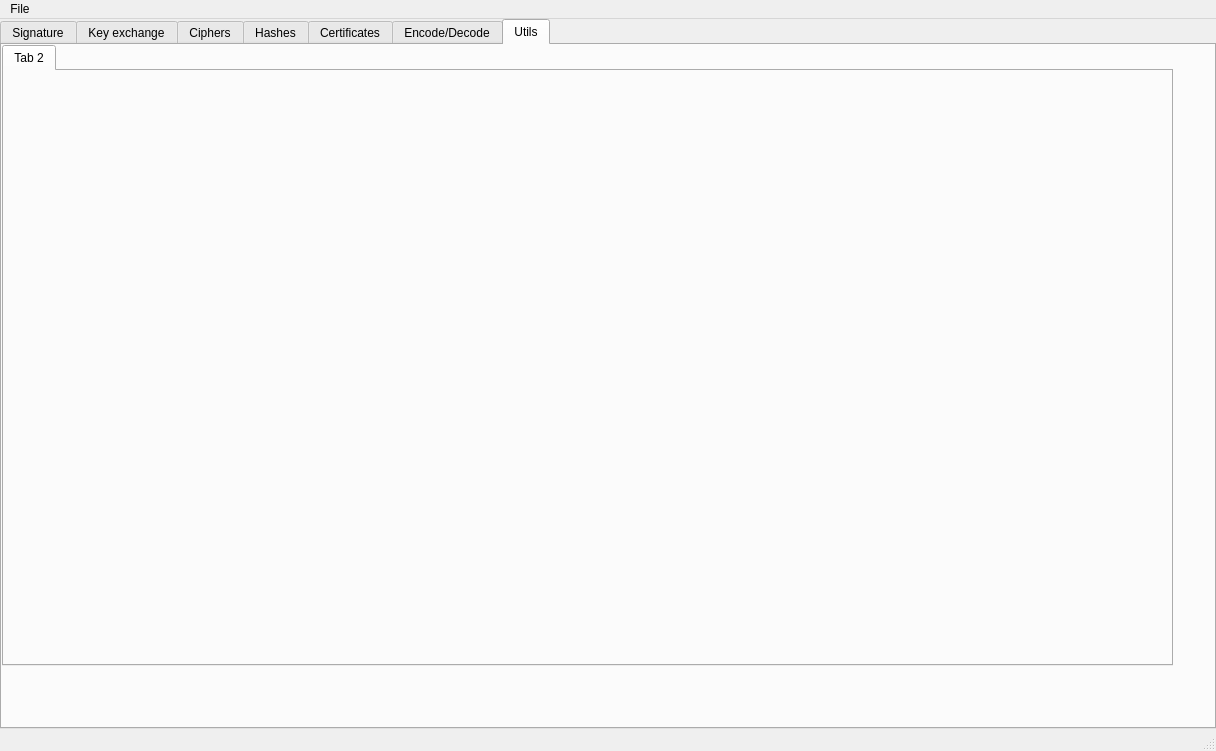
This is ui/mainwindow.ui in caffedrine/CryptoPocketKnife as Qt 5 draws it before an edit. The edited form follows.
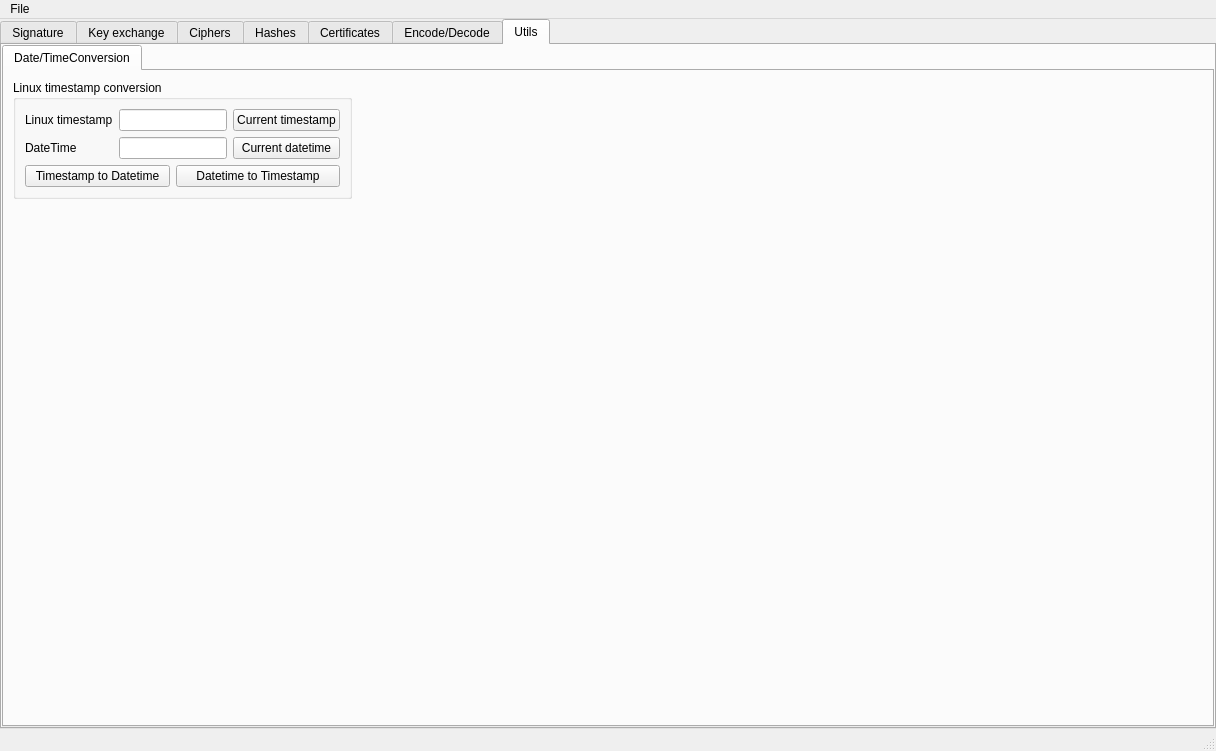
This is the edited form. The open tabs and pages were chosen to show the change. Icons and pictures are not drawn. Custom widgets are drawn as their Qt base class.

Commit message: Added option to convert date/time timestamp

```diff
--- a/ui/mainwindow.ui
+++ b/ui/mainwindow.ui
@@ -42,7 +42,7 @@
      <height>200</height>
     </size>
    </property>
-   <layout class="QGridLayout" name="gridLayout">
+   <layout class="QGridLayout" name="gridLayout_23">
     <property name="leftMargin">
      <number>0</number>
     </property>
@@ -1458,24 +1458,123 @@
        <attribute name="title">
         <string>Utils</string>
        </attribute>
-       <widget class="QTabWidget" name="utils_TabWidget">
-        <property name="geometry">
-         <rect>
-          <x>0</x>
-          <y>0</y>
-          <width>1171</width>
-          <height>621</height>
-         </rect>
+       <layout class="QGridLayout" name="gridLayout">
+        <property name="leftMargin">
+         <number>0</number>
         </property>
-        <property name="currentIndex">
+        <property name="topMargin">
          <number>0</number>
         </property>
-        <widget class="QWidget" name="tab_7">
-         <attribute name="title">
-          <string>Tab 2</string>
-         </attribute>
-        </widget>
-       </widget>
+        <property name="rightMargin">
+         <number>0</number>
+        </property>
+        <property name="bottomMargin">
+         <number>0</number>
+        </property>
+        <item row="0" column="0">
+         <widget class="QTabWidget" name="utils_TabWidget">
+          <property name="currentIndex">
+           <number>0</number>
+          </property>
+          <widget class="QWidget" name="tab_Utils_DateTimeConversion">
+           <attribute name="title">
+            <string>Date/TimeConversion</string>
+           </attribute>
+           <layout class="QGridLayout" name="gridLayout_24">
+            <item row="0" column="1">
+             <spacer name="horizontalSpacer_6">
+              <property name="orientation">
+               <enum>Qt::Horizontal</enum>
+              </property>
+              <property name="sizeHint" stdset="0">
+               <size>
+                <width>40</width>
+                <height>20</height>
+               </size>
+              </property>
+             </spacer>
+            </item>
+            <item row="0" column="0">
+             <widget class="QGroupBox" name="group_Box_linuxTimeConversion">
+              <property name="sizePolicy">
+               <sizepolicy hsizetype="Fixed" vsizetype="Fixed">
+                <horstretch>0</horstretch>
+                <verstretch>0</verstretch>
+               </sizepolicy>
+              </property>
+              <property name="title">
+               <string>Linux timestamp conversion</string>
+              </property>
+              <layout class="QGridLayout" name="gridLayout_22">
+               <item row="1" column="0">
+                <widget class="QLabel" name="label_48">
+                 <property name="text">
+                  <string>DateTime</string>
+                 </property>
+                </widget>
+               </item>
+               <item row="1" column="3">
+                <widget class="QPushButton" name="pushButton_Utils_CurrentDateTime">
+                 <property name="text">
+                  <string>Current datetime</string>
+                 </property>
+                </widget>
+               </item>
+               <item row="0" column="0">
+                <widget class="QLabel" name="label_47">
+                 <property name="text">
+                  <string>Linux timestamp</string>
+                 </property>
+                </widget>
+               </item>
+               <item row="0" column="1" colspan="2">
+                <widget class="QLineEdit" name="lineEdit_Utils_LinuxTimestamp"/>
+               </item>
+               <item row="0" column="3">
+                <widget class="QPushButton" name="pushButton_Utils_CurrentTimestamp">
+                 <property name="text">
+                  <string>Current timestamp</string>
+                 </property>
+                </widget>
+               </item>
+               <item row="1" column="1" colspan="2">
+                <widget class="QLineEdit" name="lineEdit_Utils_DateTime"/>
+               </item>
+               <item row="2" column="0" colspan="2">
+                <widget class="QPushButton" name="pushButton_TimestampToDatetime">
+                 <property name="text">
+                  <string>Timestamp to Datetime</string>
+                 </property>
+                </widget>
+               </item>
+               <item row="2" column="2" colspan="2">
+                <widget class="QPushButton" name="pushButton_dateTimeToTimestamp">
+                 <property name="text">
+                  <string>Datetime to Timestamp</string>
+                 </property>
+                </widget>
+               </item>
+              </layout>
+             </widget>
+            </item>
+            <item row="1" column="0">
+             <spacer name="verticalSpacer_3">
+              <property name="orientation">
+               <enum>Qt::Vertical</enum>
+              </property>
+              <property name="sizeHint" stdset="0">
+               <size>
+                <width>20</width>
+                <height>40</height>
+               </size>
+              </property>
+             </spacer>
+            </item>
+           </layout>
+          </widget>
+         </widget>
+        </item>
+       </layout>
       </widget>
      </widget>
     </item>
```
Left out of the diff: 4 changed lines with no effect on the pictures. The commit also changes 3 other files.
